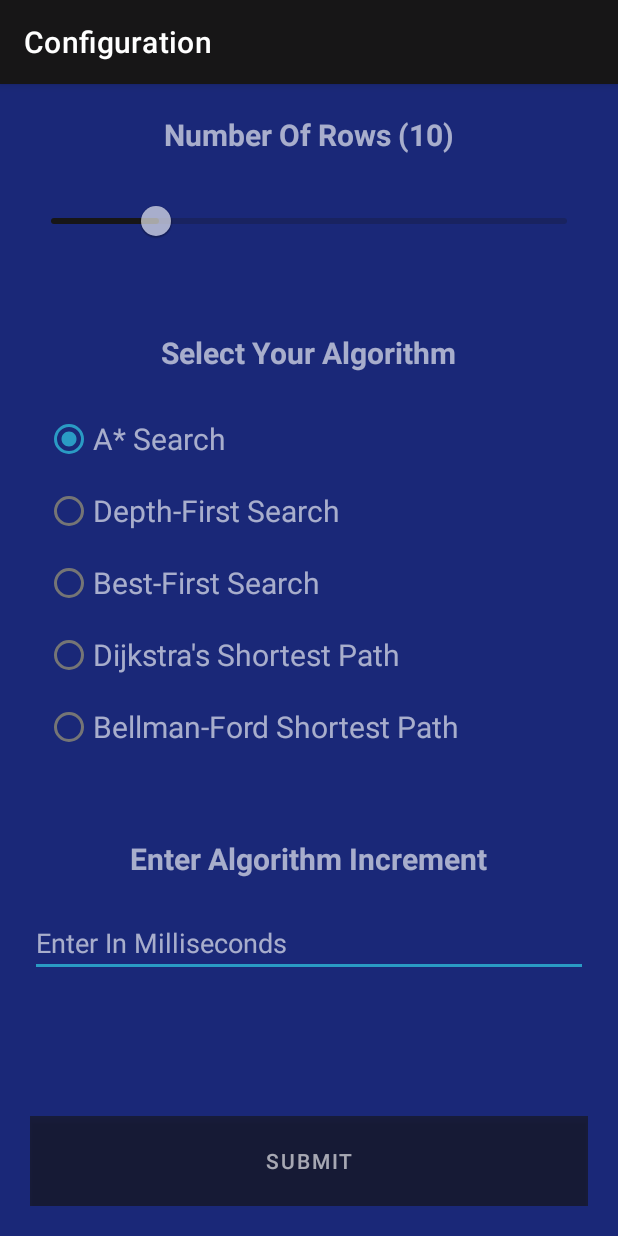
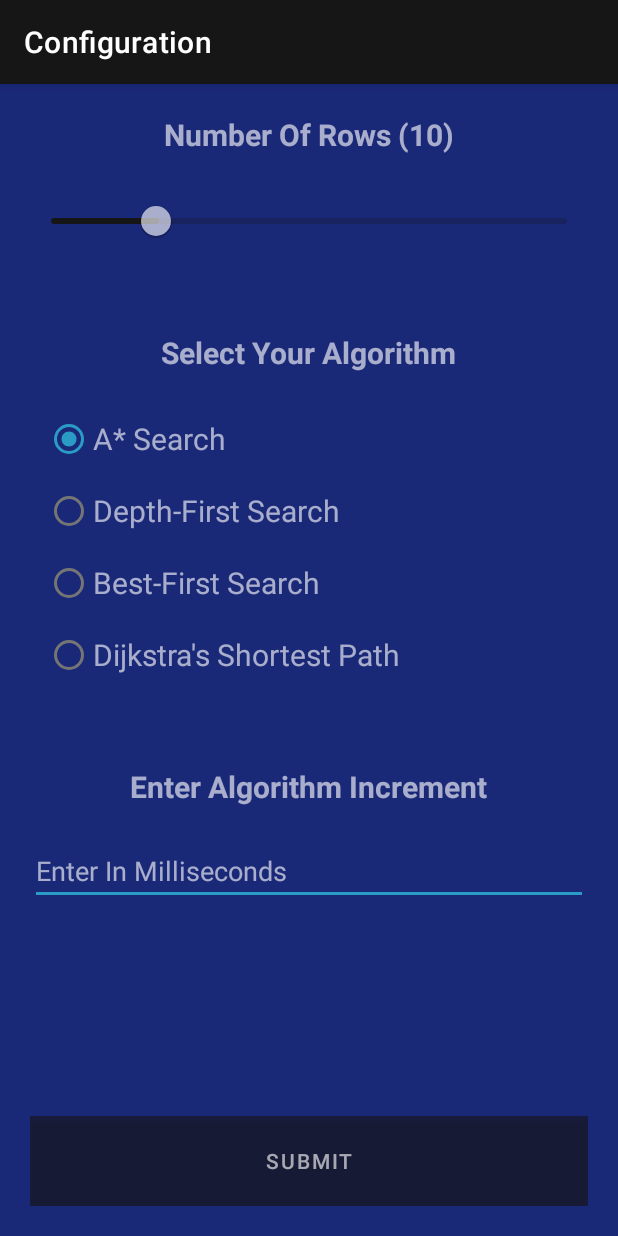
Before and after one commit to ahmedferkous/PathfindingApp, an Android app: the screen it shows after launch (ConfigActivity), on a phone screen of 412 x 824 dp. Run offline under Robolectric (Android 15) with nearby library versions, the phone set to English and light mode, and no system bars.

Commit message:
Bellman ford is impossible to do on this type of setting, was removed

```diff
--- a/app/src/main/java/com/example/pathfindingapp/ConfigActivity.java
+++ b/app/src/main/java/com/example/pathfindingapp/ConfigActivity.java
@@ -29,7 +29,6 @@ public class ConfigActivity extends AppCompatActivity implements GridAutofitLayo
     public static final String TYPE_MILLI_INCREMENT = "type_milli_increment";
     public static final String A_STAR = "A_STAR";
     public static final String DIJKSTRA = "DIJKSTRA";
-    public static final String BELLMAN_FORD = "BELLMAN_FORD";
     public static final String DFS = "DEPTH_FIRST_SEARCH";
     public static final String BFS = "BEST_FIRST_SEARCH";
 
@@ -87,9 +86,6 @@ public class ConfigActivity extends AppCompatActivity implements GridAutofitLayo
                     case R.id.radio_dijk:
                         type = DIJKSTRA;
                         break;
-                    case R.id.radio_bellman:
-                        type = BELLMAN_FORD;
-                        break;
                     case R.id.radio_dfs:
                         type = DFS;
                         break;
--- a/app/src/main/java/com/example/pathfindingapp/NodeAdapter.java
+++ b/app/src/main/java/com/example/pathfindingapp/NodeAdapter.java
@@ -205,7 +205,6 @@ public class NodeAdapter extends RecyclerView.Adapter<NodeAdapter.ViewHolder> {
                     }
                     break;
                 case ConfigActivity.BFS:
-                case ConfigActivity.BELLMAN_FORD:
                 case ConfigActivity.DIJKSTRA:
                     if (!boundNode.isObstruction() && !boundNode.isStartNode() && !boundNode.isEndNode() && !(boundNode.cost == Integer.MAX_VALUE)) {
                         holder.txtCost.setText(String.valueOf(boundNode.cost));
--- a/app/src/main/res/layout/activity_config.xml
+++ b/app/src/main/res/layout/activity_config.xml
@@ -106,14 +106,6 @@
                 android:textColor="@color/white"
                 android:textSize="20sp" />
 
-            <RadioButton
-                android:id="@+id/radio_bellman"
-                android:layout_width="fill_parent"
-                android:layout_height="wrap_content"
-                android:text="Bellman-Ford Shortest Path"
-                android:textColor="@color/white"
-                android:textSize="20sp" />
-
 
         </RadioGroup>
 
```
Also changed, not shown: app/src/main/java/com/example/pathfindingapp/PathfindingActivity.java (+2 -38 lines).
